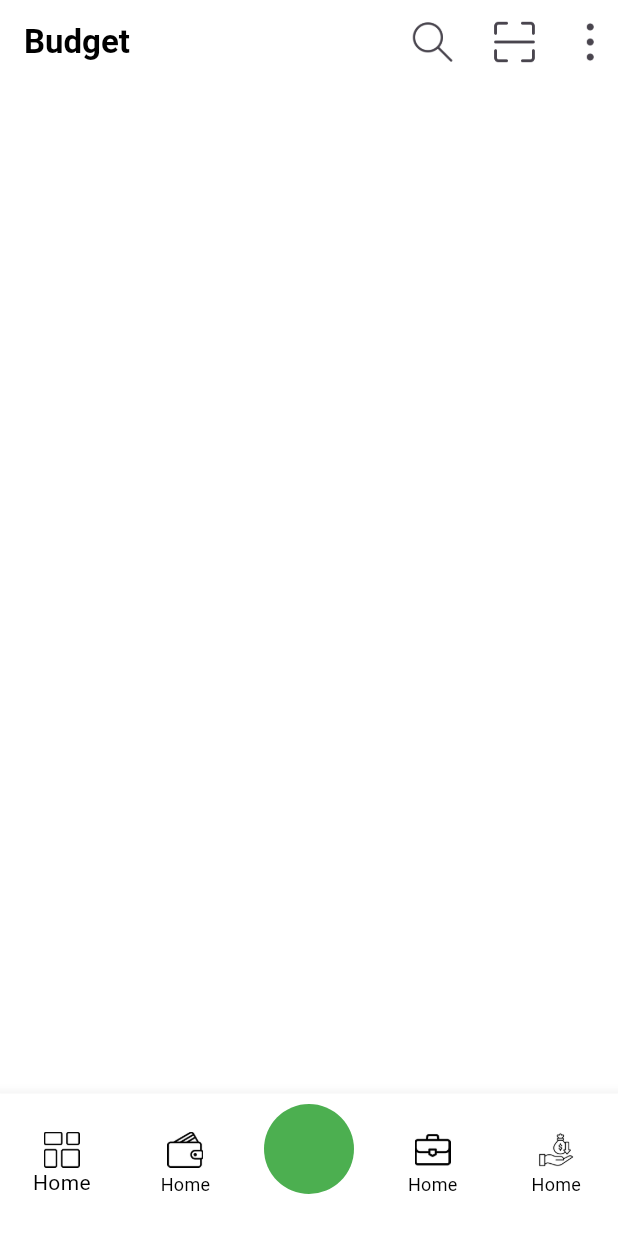
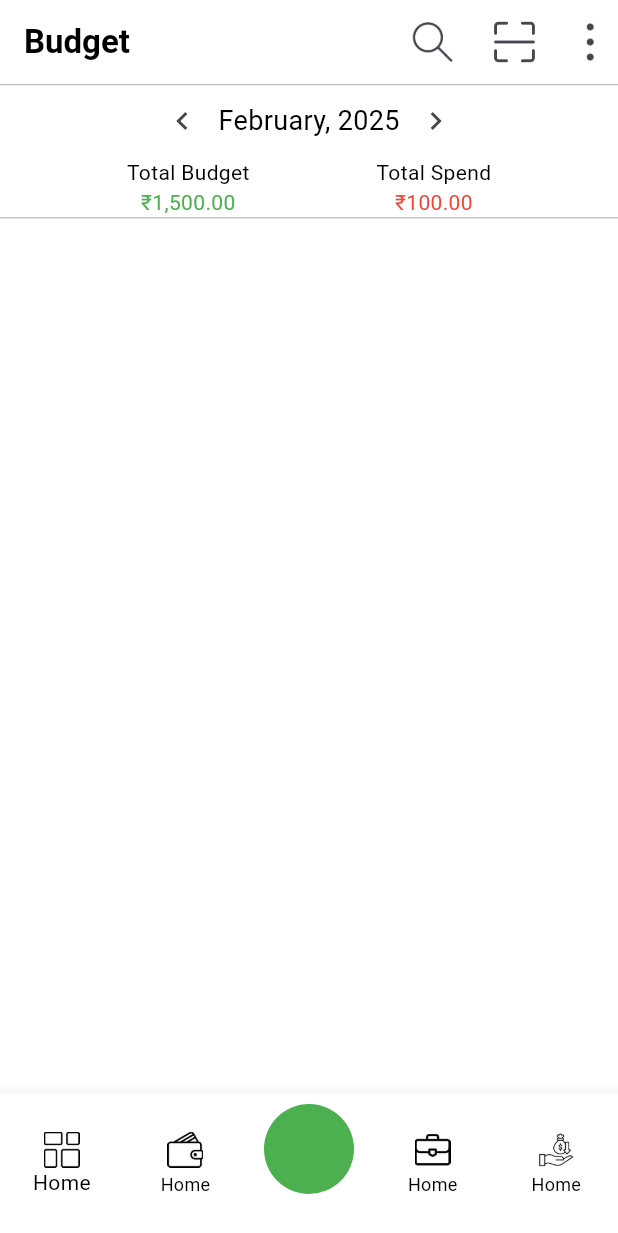
Before and after one commit to ArslanXXQazi/Finance-Tracker, a Flutter app: the screen it shows after launch, on a phone screen of 412 x 824 dp. Shown: the top 1233 px of the screen. Run offline on Flutter 3.47's test engine with Material 3 defaults, Android fonts, the phone set to English and light mode, and no system bars.

Commit message:
Update home_nav_view.dart

```diff
--- a/finance_tracker/lib/src/views/nav_bar_view/home_nav_view/home_nav_view.dart
+++ b/finance_tracker/lib/src/views/nav_bar_view/home_nav_view/home_nav_view.dart
@@ -23,6 +23,41 @@ class HomeNavView extends StatelessWidget {
         ],
       ),
       body: Column(children: [
+        Container(
+          height: height*.001,
+          width: width*1,
+          color: Colors.grey.shade400,
+        ),
+        Row(
+          mainAxisAlignment: MainAxisAlignment.center,
+          children: [
+            IconButton(icon: Icon(Icons.chevron_left), onPressed: () {}),
+           CustomText(text: 'February, 2025',fontSize: 18,),
+            IconButton(icon: Icon(Icons.chevron_right), onPressed: () {}),
+          ],
+        ),
+        Row(
+          mainAxisAlignment: MainAxisAlignment.spaceEvenly,
+          children: [
+            Column(
+              children: [
+                CustomText(text: 'Total Budget'),
+                CustomText(text: '₹1,500.00',color: Colors.green,),
+              ],
+            ),
+            Column(
+              children: [
+                CustomText(text: 'Total Spend'),
+                CustomText(text: '₹100.00',color: Colors.red,),
+              ],
+            ),
+          ],
+        ),
+        Container(
+          height: height*.001,
+          width: width*1,
+          color: Colors.grey.shade400,
+        ),
 
       ],),
     );
```
